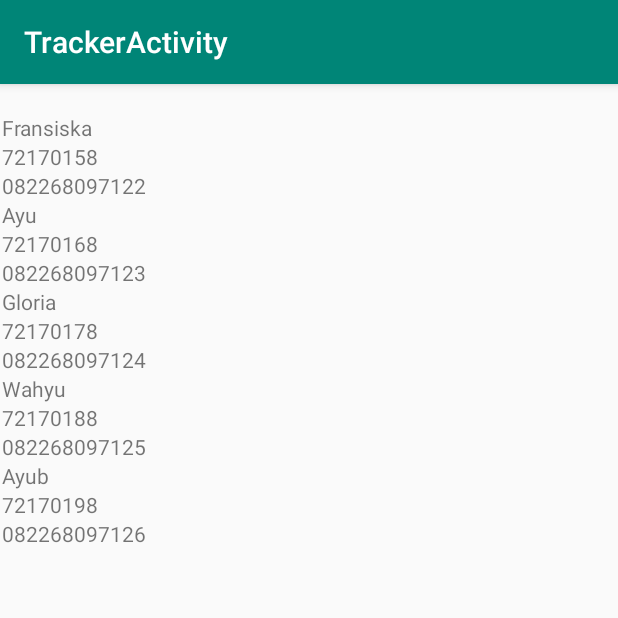
After one commit to fransiska28/Progmobb2020, an Android app: the RecyclerActivity screen opened directly, with no data from a screen before it, on a phone screen of 412 x 824 dp, the top half of it. The commit adds this screen. Run offline under Robolectric (Android 15) with nearby library versions, the phone set to English and light mode, and no system bars.

Commit message:
RecyclerView

```diff
--- a/app/build.gradle
+++ b/app/build.gradle
@@ -21,9 +21,11 @@ android {
 
 dependencies {
     implementation fileTree(dir: 'libs', include: ['*.jar'])
+
     implementation 'androidx.appcompat:appcompat:1.2.0'
     implementation 'androidx.constraintlayout:constraintlayout:2.0.1'
     testImplementation 'junit:junit:4.12'
     androidTestImplementation 'androidx.test:runner:1.3.0'
     androidTestImplementation 'androidx.test.espresso:espresso-core:3.3.0'
+    implementation "androidx.recyclerview:recyclerview:1.1.0"
 }
--- a/app/src/main/AndroidManifest.xml
+++ b/app/src/main/AndroidManifest.xml
@@ -9,7 +9,9 @@
         android:roundIcon="@mipmap/ic_launcher_round"
         android:supportsRtl="true"
         android:theme="@style/AppTheme">
-        <activity android:name=".HelpActivity"></activity>
+        <activity android:name=".Pertemuan2.RecyclerActivity"></activity>
+        <activity android:name=".Pertemuan2.ListActivity" />
+        <activity android:name=".HelpActivity" />
         <activity android:name=".MainActivity">
             <intent-filter>
                 <action android:name="android.intent.action.MAIN" />
--- /dev/null
+++ b/app/src/main/java/com/e/trackeractivity/Adapter/MahasiswaRecyclerAdapter.java
@@ -0,0 +1,67 @@
+package com.e.trackeractivity.Adapter;
+
+import android.content.Context;
+import android.view.LayoutInflater;
+import android.view.View;
+import android.view.ViewGroup;
+import android.widget.TextView;
+
+import androidx.annotation.NonNull;
+import androidx.recyclerview.widget.RecyclerView;
+
+import com.e.trackeractivity.Model.Mahasiswa;
+import com.e.trackeractivity.R;
+
+import java.util.ArrayList;
+import java.util.List;
+
+public class MahasiswaRecyclerAdapter extends RecyclerView.Adapter<MahasiswaRecyclerAdapter.ViewHolder> {
+    private Context context;
+    private List<Mahasiswa> mahasiswaList;
+
+    public MahasiswaRecyclerAdapter(Context context) {
+        this.context = context;
+        mahasiswaList = new ArrayList<>();
+    }
+
+    public List<Mahasiswa> getMahasiswaList() {
+        return mahasiswaList;
+    }
+
+    public void setMahasiswaList(List<Mahasiswa> mahasiswaList) {
+        this.mahasiswaList = mahasiswaList;
+        notifyDataSetChanged();
+    }
+
+    @NonNull
+    @Override
+    public ViewHolder onCreateViewHolder(@NonNull ViewGroup parent, int viewType) {
+        View v = LayoutInflater.from(context).inflate(R.layout.litem_list_recycler,parent,false);
+        return new ViewHolder(v);
+    }
+
+    @Override
+    public void onBindViewHolder(@NonNull ViewHolder holder, int position) {
+        Mahasiswa m = mahasiswaList.get(position);
+
+        holder.tvNama.setText(m.getNama());
+        holder.tvNim.setText(m.getNim());
+        holder.tvNoTelp.setText(m.getNotelp());
+    }
+
+    @Override
+    public int getItemCount() {
+        return mahasiswaList.size();
+    }
+
+    public class ViewHolder extends RecyclerView.ViewHolder {
+        private TextView tvNama, tvNim, tvNoTelp;
+
+        public ViewHolder(@NonNull View itemView) {
+            super(itemView);
+            tvNama = itemView.findViewById(R.id.tvNama);
+            tvNim = itemView.findViewById(R.id.tvNim);
+            tvNoTelp = itemView.findViewById(R.id.tvNoTelp);
+        }
+    }
+}
--- /dev/null
+++ b/app/src/main/java/com/e/trackeractivity/Model/Mahasiswa.java
@@ -0,0 +1,37 @@
+package com.e.trackeractivity.Model;
+
+public class Mahasiswa {
+    private String nama;
+    private String nim;
+    private  String notelp;
+
+    public Mahasiswa(String nama, String nim, String notelp) {
+        this.nama = nama;
+        this.nim = nim;
+        this.notelp = notelp;
+    }
+
+    public String getNama() {
+        return nama;
+    }
+
+    public void setNama(String nama) {
+        this.nama = nama;
+    }
+
+    public String getNim() {
+        return nim;
+    }
+
+    public void setNim(String nim) {
+        this.nim = nim;
+    }
+
+    public String getNotelp() {
+        return notelp;
+    }
+
+    public void setNotelp(String notelp) {
+        this.notelp = notelp;
+    }
+}
--- /dev/null
+++ b/app/src/main/java/com/e/trackeractivity/Pertemuan2/RecyclerActivity.java
@@ -0,0 +1,48 @@
+package com.e.trackeractivity.Pertemuan2;
+
+import androidx.appcompat.app.AppCompatActivity;
+import androidx.recyclerview.widget.LinearLayoutManager;
+import androidx.recyclerview.widget.RecyclerView;
+
+import android.os.Bundle;
+
+import com.e.trackeractivity.Adapter.MahasiswaRecyclerAdapter;
+import com.e.trackeractivity.Model.Mahasiswa;
+import com.e.trackeractivity.R;
+
+import java.util.ArrayList;
+import java.util.List;
+
+public class RecyclerActivity extends AppCompatActivity {
+
+    @Override
+    protected void onCreate(Bundle savedInstanceState) {
+        super.onCreate(savedInstanceState);
+        setContentView(R.layout.activity_recycler);
+
+        RecyclerView rv = (RecyclerView)findViewById(R.id.rvLatihan);
+        MahasiswaRecyclerAdapter mahasiswaRecyclerAdapter;
+
+        //data dummy
+        List<Mahasiswa> mahasiswaList = new ArrayList<Mahasiswa>();
+
+        //generate data mahasiswa
+        Mahasiswa m1 = new Mahasiswa("Fransiska", "72170158", "082268097122");
+        Mahasiswa m2 = new Mahasiswa("Ayu", "72170168", "082268097123");
+        Mahasiswa m3 = new Mahasiswa("Gloria", "72170178", "082268097124");
+        Mahasiswa m4 = new Mahasiswa("Wahyu", "72170188", "082268097125");
+        Mahasiswa m5 = new Mahasiswa("Ayub", "72170198", "082268097126");
+
+        mahasiswaList.add(m1);
+        mahasiswaList.add(m2);
+        mahasiswaList.add(m3);
+        mahasiswaList.add(m4);
+        mahasiswaList.add(m5);
+
+        mahasiswaRecyclerAdapter = new MahasiswaRecyclerAdapter(RecyclerActivity.this);
+        mahasiswaRecyclerAdapter.setMahasiswaList(mahasiswaList);
+
+        rv.setLayoutManager(new LinearLayoutManager(RecyclerActivity.this));
+        rv.setAdapter(mahasiswaRecyclerAdapter);
+    }
+}
--- /dev/null
+++ b/app/src/main/res/layout/activity_recycler.xml
@@ -0,0 +1,18 @@
+<?xml version="1.0" encoding="utf-8"?>
+<androidx.constraintlayout.widget.ConstraintLayout xmlns:android="http://schemas.android.com/apk/res/android"
+    xmlns:app="http://schemas.android.com/apk/res-auto"
+    xmlns:tools="http://schemas.android.com/tools"
+    android:layout_width="match_parent"
+    android:layout_height="match_parent"
+    tools:context=".Pertemuan2.RecyclerActivity">
+
+    <androidx.recyclerview.widget.RecyclerView
+        android:id="@+id/rvLatihan"
+        android:layout_width="409dp"
+        android:layout_height="729dp"
+        app:layout_constraintStart_toStartOf="parent"
+        app:layout_constraintEnd_toEndOf="parent"
+        app:layout_constraintTop_toTopOf="parent"
+        app:layout_constraintBottom_toBottomOf="parent"
+        />
+</androidx.constraintlayout.widget.ConstraintLayout>
--- /dev/null
+++ b/app/src/main/res/layout/litem_list_recycler.xml
@@ -0,0 +1,40 @@
+<?xml version="1.0" encoding="utf-8"?>
+<LinearLayout xmlns:android="http://schemas.android.com/apk/res/android"
+    xmlns:app="http://schemas.android.com/apk/res-auto"
+    xmlns:tools="http://schemas.android.com/tools"
+    android:layout_width="match_parent"
+    android:layout_height="wrap_content"
+    android:orientation="vertical">
+
+    <androidx.constraintlayout.widget.ConstraintLayout
+        android:layout_width="match_parent"
+        android:layout_height="match_parent"
+        android:layout_weight="1">
+
+        <TextView
+            android:id="@+id/tvNoTelp"
+            android:layout_width="match_parent"
+            android:layout_height="wrap_content"
+            android:layout_weight="1"
+            android:text="TextView"
+            app:layout_constraintTop_toBottomOf="@+id/tvNim" />
+
+        <TextView
+            android:id="@+id/tvNim"
+            android:layout_width="match_parent"
+            android:layout_height="wrap_content"
+            android:layout_weight="1"
+            android:text="TextView"
+            app:layout_constraintTop_toBottomOf="@+id/tvNama" />
+
+        <TextView
+            android:id="@+id/tvNama"
+            android:layout_width="412dp"
+            android:layout_height="wrap_content"
+            android:layout_weight="1"
+            android:text="TextView"
+            app:layout_constraintStart_toStartOf="parent"
+            app:layout_constraintTop_toTopOf="parent" />
+    </androidx.constraintlayout.widget.ConstraintLayout>
+
+</LinearLayout>
```
Also changed, not shown: app/src/main/java/com/e/trackeractivity/MainActivity.java (+22 -0 lines), app/src/main/java/com/e/trackeractivity/Pertemuan2/ListActivity.java (added, +55 -0 lines), app/src/main/res/layout/activity_list.xml (added, +25 -0 lines), app/src/main/res/layout/activity_main.xml (+36 -1 lines).
